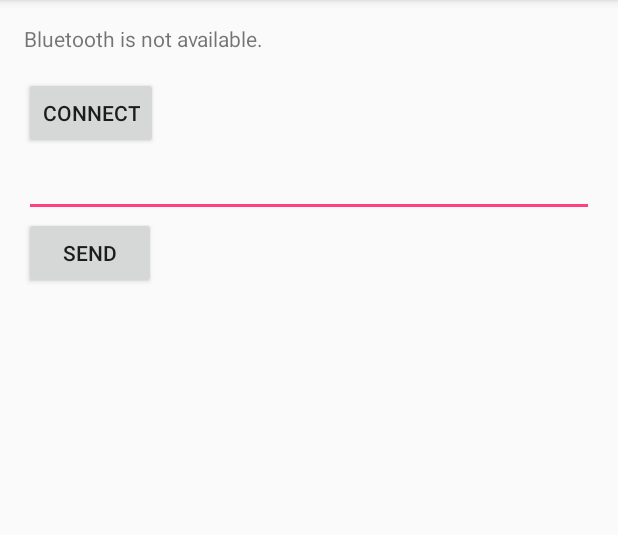
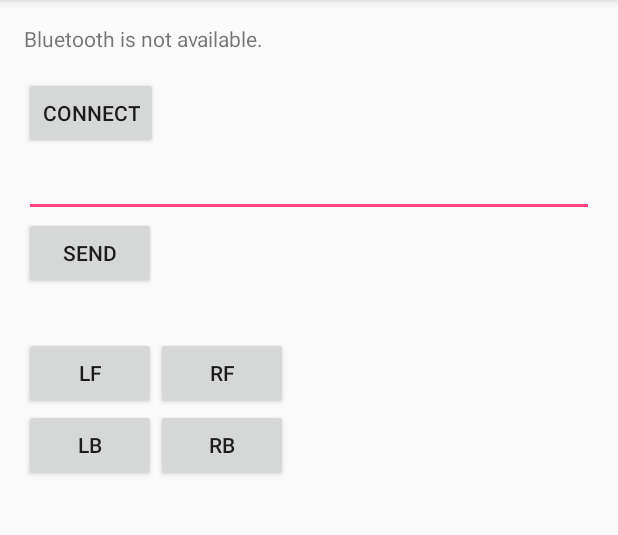
Before and after one commit to brunofalmeida/DrivingRobot-Android, an Android app: the screen it shows after launch (MainActivity), after a tap on "CONNECT", on a phone screen of 412 x 824 dp, the part 84-619 px from its top. Run offline under Robolectric (Android 15) with nearby library versions, the phone set to English and light mode, and no system bars.

Commit message:
Implement individual motor control

```diff
--- a/DrivingRobot/app/src/main/java/ca/brunoalmeida/drivingrobot/MainActivity.java
+++ b/DrivingRobot/app/src/main/java/ca/brunoalmeida/drivingrobot/MainActivity.java
@@ -163,10 +163,10 @@ public class MainActivity extends AppCompatActivity {
         if (bluetoothOutputStream != null) {
             try {
                 bluetoothOutputStream.write((message + "\0").getBytes());
-                Log.v(TAG, "Wrote to Bluetooth output stream: " + message);
+                Log.v(TAG, "Wrote to Bluetooth output: " + message);
 
             } catch (IOException exception) {
-                Log.e(TAG, "Failed to write to Bluetooth output stream");
+                Log.e(TAG, "Failed to write to Bluetooth output");
                 Log.e(TAG, exception.toString());
             }
 
@@ -312,4 +312,17 @@ public class MainActivity extends AppCompatActivity {
         }
     }
 
+    public void leftForwardButtonTapped(View view) {
+        writeToBluetooth("LF");
+    }
+    public void rightForwardButtonTapped(View view) {
+        writeToBluetooth("RF");
+    }
+    public void leftBackwardButtonTapped(View view) {
+        writeToBluetooth("LB");
+    }
+    public void rightBackwardButtonTapped(View view) {
+        writeToBluetooth("RB");
+    }
+
 }
--- a/DrivingRobot/app/src/main/res/layout/activity_main.xml
+++ b/DrivingRobot/app/src/main/res/layout/activity_main.xml
@@ -34,4 +34,35 @@
         android:text="Send"
         android:onClick="sendButtonTapped" />
 
+    <LinearLayout
+        android:layout_width="wrap_content"
+        android:layout_height="wrap_content"
+        android:layout_marginTop="32dp">
+        <Button
+            android:layout_width="wrap_content"
+            android:layout_height="wrap_content"
+            android:text="LF"
+            android:onClick="leftForwardButtonTapped" />
+        <Button
+            android:layout_width="wrap_content"
+            android:layout_height="wrap_content"
+            android:text="RF"
+            android:onClick="rightForwardButtonTapped" />
+    </LinearLayout>
+
+    <LinearLayout
+        android:layout_width="wrap_content"
+        android:layout_height="wrap_content">
+        <Button
+            android:layout_width="wrap_content"
+            android:layout_height="wrap_content"
+            android:text="LB"
+            android:onClick="leftBackwardButtonTapped" />
+        <Button
+            android:layout_width="wrap_content"
+            android:layout_height="wrap_content"
+            android:text="RB"
+            android:onClick="rightBackwardButtonTapped" />
+    </LinearLayout>
+
 </LinearLayout>
```
